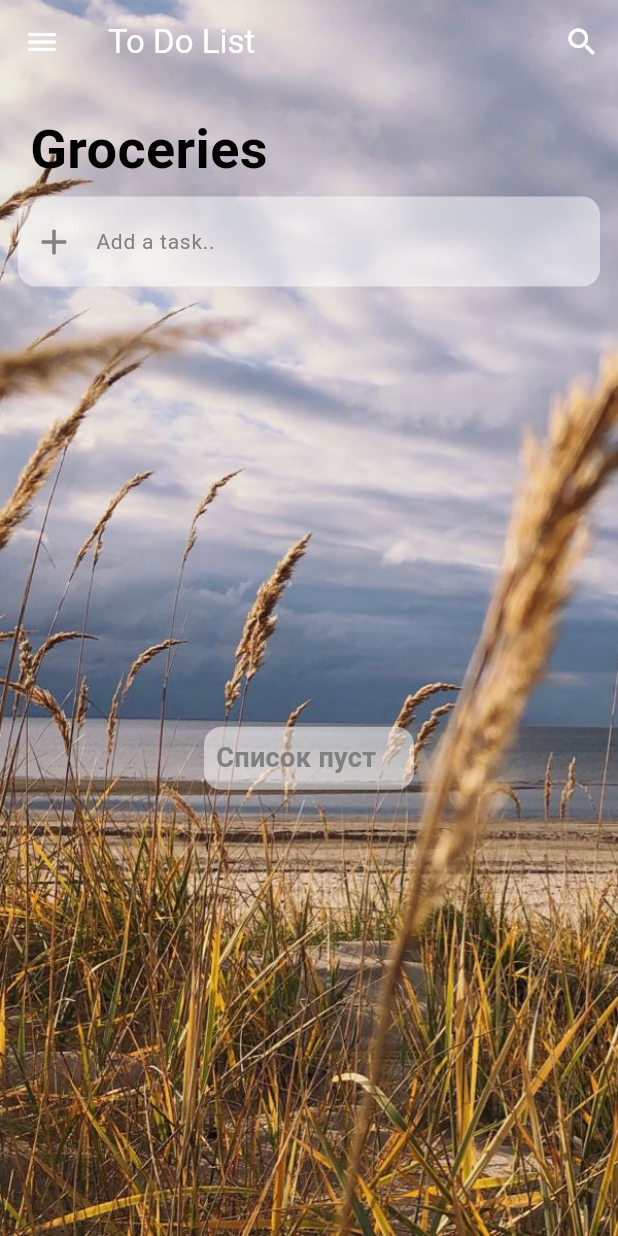
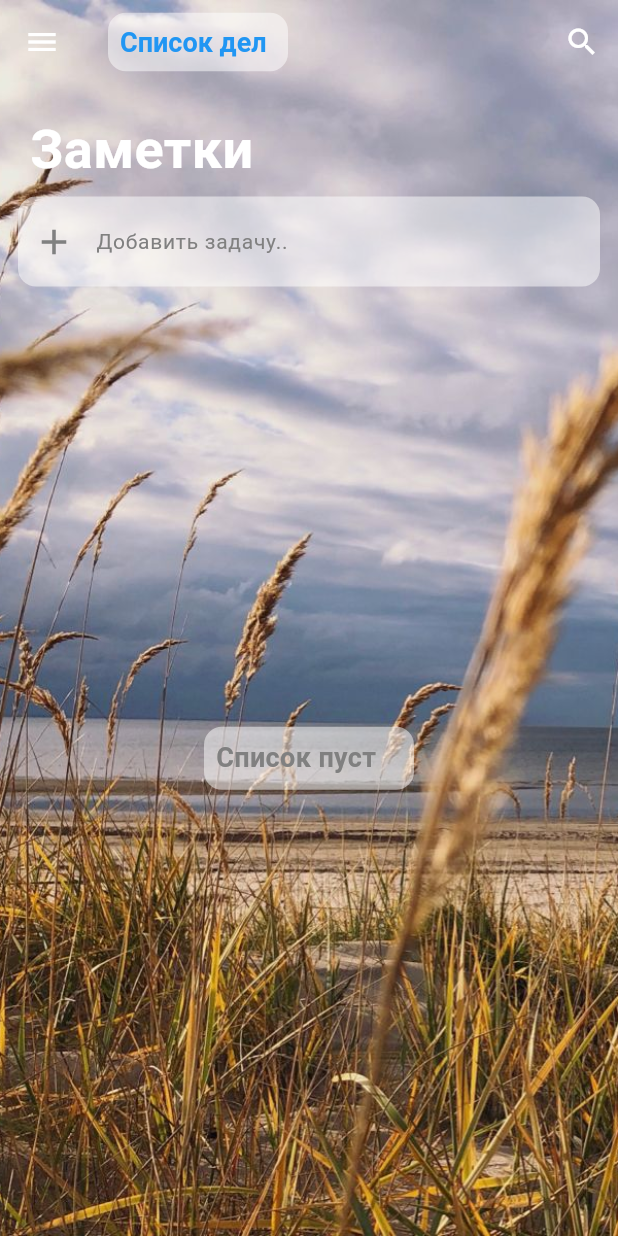
Before and after one commit to jovi898/todoapps, a Flutter app: the screen it shows after launch, on a phone screen of 412 x 824 dp. Run offline on Flutter 3.47's test engine with Material 3 defaults, Android fonts, the phone set to English and light mode, and no system bars; our stand-ins replace bloc, flutter_bloc, flutter_slidable, table_calendar.

```diff
--- a/lib/screens/home_screen.dart
+++ b/lib/screens/home_screen.dart
@@ -51,7 +51,22 @@ class _HomeScreenState extends State<HomeScreen> {
                   border: InputBorder.none,
                 ),
               )
-            : const Text('To Do List', style: TextStyle(color: AppColors.white)),
+            : Container(
+                width: 120,
+                decoration: const BoxDecoration(
+                  color: AppColors.transparentHalf,
+                  borderRadius: BorderRadius.all(Radius.circular(12)),
+                ),
+                padding: const EdgeInsets.all(8),
+                child: const Text(
+                  'Список дел',
+                  style: TextStyle(
+                    color: AppColors.blue,
+                    fontWeight: FontWeight.w700,
+                    fontSize: 18,
+                  ),
+                ),
+              ),
         backgroundColor: AppColors.transparent,
         actions: [
           IconButton(
@@ -68,29 +83,64 @@ class _HomeScreenState extends State<HomeScreen> {
           ),
         ],
       ),
-      drawer: Drawer(
+      drawer: ColoredBox(
+        color: Colors.black.withOpacity(0.3),
+        child: FractionallySizedBox(
+          widthFactor: 0.7,
           child: ListView(
-          padding: EdgeInsets.zero,
             children: [
-            const DrawerHeader(
-              decoration: BoxDecoration(color: Colors.red),
-              child: Text("Меню", style: TextStyle(color: AppColors.white, fontSize: 24)),
+              Container(
+                height: 180,
+                padding: const EdgeInsets.symmetric(horizontal: 16),
+                child: const Column(
+                  spacing: 12,
+                  mainAxisAlignment: MainAxisAlignment.center,
+                  children: [
+                    CircleAvatar(
+                      radius: 60,
+                      backgroundImage: AssetImage('assets/images/avatar.jpg'),
+                    ),
+                    Text(
+                      'Джони Маржин',
+                      style: TextStyle(
+                        fontSize: 25,
+                        color: Colors.white,
+                        fontWeight: FontWeight.w800,
+                      ),
+                    ),
+                  ],
+                ),
               ),
               ListTile(
-              leading: const Icon(Icons.home),
-              title: const Text("Главная"),
+                leading: const Icon(Icons.home, color: AppColors.white),
+                title: const Text(
+                  "Главная",
+                  style: TextStyle(
+                    color: AppColors.white,
+                    fontSize: 17,
+                    fontWeight: FontWeight.w700,
+                  ),
+                ),
                 onTap: () {
                   Navigator.pop(context);
                 },
               ),
               ListTile(
-              leading: const Icon(Icons.settings),
-              title: const Text("Настройки"),
+                leading: const Icon(Icons.settings, color: AppColors.white),
+                title: const Text(
+                  "Настройки",
+                  style: TextStyle(
+                    color: AppColors.white,
+                    fontSize: 17,
+                    fontWeight: FontWeight.w700,
+                  ),
+                ),
                 onTap: () {
                   Navigator.pop(context);
                 },
               ),
             ],
+          ),
         ),
       ),
       body: BlocBuilder<TaskBloc, TaskState>(
@@ -117,11 +167,11 @@ class _HomeScreenState extends State<HomeScreen> {
                     const Padding(
                       padding: EdgeInsets.symmetric(horizontal: 8, vertical: 6),
                       child: Text(
-                        'Groceries',
+                        'Заметки',
                         style: TextStyle(
                           fontSize: 36,
                           fontWeight: FontWeight.w600,
-                          color: AppColors.black,
+                          color: AppColors.white,
                         ),
                       ),
                     ),
@@ -133,7 +183,7 @@ class _HomeScreenState extends State<HomeScreen> {
                             controller: _controller,
                             decoration: InputDecoration(
                               contentPadding: const EdgeInsets.symmetric(vertical: 18),
-                              hintText: 'Add a task..',
+                              hintText: 'Добавить задачу..',
                               hintStyle: const TextStyle(color: AppColors.grey, fontSize: 14),
                               prefixIcon: IconButton(
                                 icon: const Icon(Icons.add, size: 28),
```
Also changed, not shown: lib/widgets/bottom_navigation.dart (deleted, +0 -41 lines), lib/widgets/list_card.dart (+51 -23 lines), assets/images/avatar.jpg (added). Lines whose indentation alone changed are shown as unchanged.
